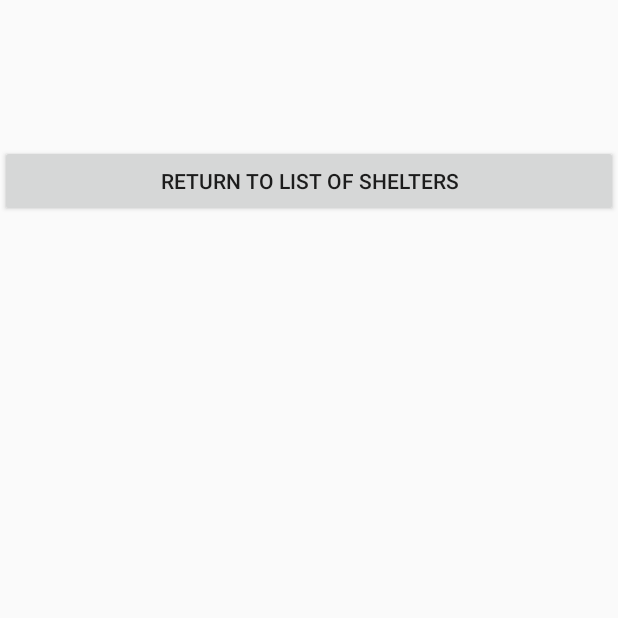
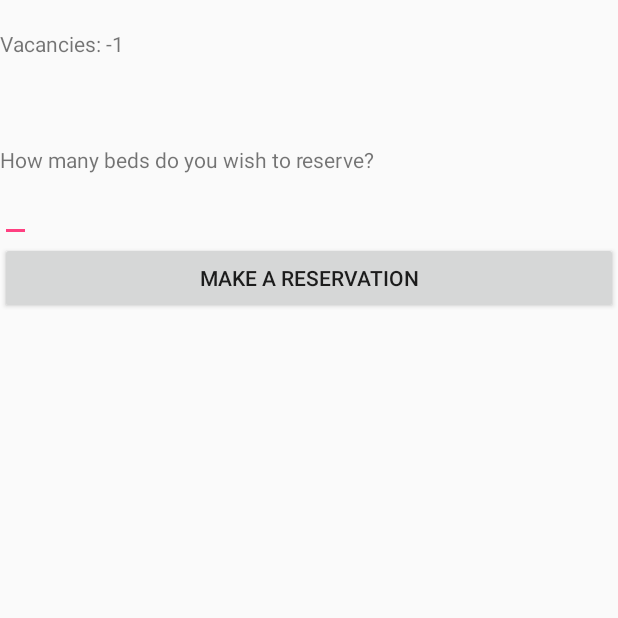
Before and after one commit to suinyun/Perfect-Cube, an Android app: the SingleListItem screen opened directly, with no data from a screen before it, on a phone screen of 412 x 824 dp, the top half of it. Run offline under Robolectric (Android 15) with nearby library versions, the phone set to English and light mode, and no system bars.

Commit message:
updated m8 (not complete yet)

```diff
--- a/app/src/main/AndroidManifest.xml
+++ b/app/src/main/AndroidManifest.xml
@@ -22,6 +22,7 @@
         <activity android:name=".controller.SingleListItem"
             android:label="Single Item Selected"></activity>
         <activity android:name=".controller.SearchActivity" />
+        <activity android:name=".controller.ReservationActivity" />
     </application>
 
 </manifest>
--- a/app/src/main/java/edu/team27/perfectcube/controller/ListActivity.java
+++ b/app/src/main/java/edu/team27/perfectcube/controller/ListActivity.java
@@ -112,7 +112,7 @@ public class ListActivity extends Activity {
 
                 // sending data to new activity
                 i.putExtra("Name", "\n" + selected.getShelterName() + "\n");
-                i.putExtra("Capacity", "Vacancies: " + selected.getCapacity());
+                i.putExtra("Capacity", Integer.parseInt(selected.getCapacity()));
                 i.putExtra("Demographic Restrictions", "Accepting: " + selected.getGender());
                 i.putExtra("Address", selected.getAddress());
                 i.putExtra("Phone Number", selected.getPhoneNumber() + "\n\n");
--- a/app/src/main/java/edu/team27/perfectcube/controller/SingleListItem.java
+++ b/app/src/main/java/edu/team27/perfectcube/controller/SingleListItem.java
@@ -7,7 +7,9 @@ import android.support.design.widget.FloatingActionButton;
 import android.support.design.widget.Snackbar;
 import android.view.View;
 import android.widget.Button;
+import android.widget.EditText;
 import android.widget.TextView;
+import android.widget.Toast;
 
 import edu.team27.perfectcube.R;
 
@@ -17,7 +19,9 @@ import edu.team27.perfectcube.R;
 
 public class SingleListItem extends Activity {
 
-    Button gobackButton;
+    //Button gobackButton;
+    Button reservationbutton;
+    EditText bedCount;
 
     @Override
     public void onCreate(Bundle savedInstanceState) {
@@ -29,34 +33,77 @@ public class SingleListItem extends Activity {
         TextView txtc = (TextView) findViewById(R.id.capacity);
         TextView txta = (TextView) findViewById(R.id.address);
         TextView txtpn = (TextView) findViewById(R.id.phone_number);
+        reservationbutton = findViewById(R.id.reservationbutton);
+        final EditText bedCount = findViewById(R.id.bedCount);
 
         Intent i = getIntent();
 
         // getting attached intent data
         String name = i.getStringExtra("Name");
-        String capacity = i.getStringExtra("Capacity");
+        final int capacity = i.getIntExtra("Capacity", -1);
         String gender = i.getStringExtra("Demographic Restrictions");
         String address = i.getStringExtra("Address");
         String phone = i.getStringExtra("Phone Number");
 
         // displaying selected product name
         txtsn.setText(name);
-        txtc.setText(capacity);
+        txtc.setText("Vacancies: " + String.valueOf(capacity));
         txtg.setText(gender);
         txta.setText(address);
         txtpn.setText(phone);
 
-        gobackButton = findViewById(R.id.gobackButton);
+        //gobackButton = findViewById(R.id.gobackButton);
 
-        gobackButton.setOnClickListener(new View.OnClickListener() {
+        //gobackButton.setOnClickListener(new View.OnClickListener() {
+            //@Override
+            //public void onClick(View view) {
+                //Intent intent = new Intent(getApplicationContext(), ListActivity.class);
+                //startActivity(intent);
+
+            //}
+        //});
+
+        reservationbutton.setOnClickListener(new View.OnClickListener() {
             @Override
             public void onClick(View view) {
-                Intent intent = new Intent(getApplicationContext(), ListActivity.class);
-                startActivity(intent);
+                int bedCountNum;
+                try {
+                    bedCountNum = Integer.parseInt(bedCount.getText().toString());
+                } catch (Exception e) {
+                    bedCount.setError("not an int");
+                    Toast.makeText(getBaseContext(), "not an int", Toast.LENGTH_SHORT).show();
+                    return;
+                }
+
+                if (bedCountNum < 0) {
+                    bedCount.setError("less than 0");
+                    Toast.makeText(getBaseContext(), "less than 0", Toast.LENGTH_SHORT).show();
+                    return;
+                } else if (bedCountNum > capacity) {
+                    bedCount.setError("greater than capacity");
+                    Toast.makeText(getBaseContext(), "greater than capacity", Toast.LENGTH_SHORT).show();
+                    return;
+                } else {
+                    //3 things: make sure that user cant reserve the same shelter twice
+                    // you want to decrease the amount of beds
+                    // change the textview of the updated capacity
+                }
+
 
             }
         });
 
 
+//        reservationbutton = findViewById(R.id.reservationbutton);
+//
+//        reservationbutton.setOnClickListener(new View.OnClickListener() {
+//        @Override
+//        public void onClick(View view) {
+//        Intent intent = new Intent(getApplicationContext(), ReservationActivity.class);
+//        startActivity(intent);
+//
+//        }
+//        });
+
     }
 }
--- a/app/src/main/res/layout/single_list_item_view.xml
+++ b/app/src/main/res/layout/single_list_item_view.xml
@@ -1,6 +1,7 @@
 <?xml version="1.0" encoding="utf-8"?>
-<LinearLayout
-    xmlns:android="http://schemas.android.com/apk/res/android"
+<LinearLayout xmlns:android="http://schemas.android.com/apk/res/android"
+    xmlns:tools="http://schemas.android.com/tools"
+    xmlns:app="http://schemas.android.com/apk/res-auto"
     android:orientation="vertical"
     android:layout_width="match_parent"
     android:layout_height="match_parent">
@@ -25,11 +26,24 @@
         android:layout_width="match_parent"
         android:layout_height="wrap_content"/>
 
-    <Button
-        android:id="@+id/gobackButton"
+    <TextView
+        android:id="@+id/bedCountText"
         android:layout_width="match_parent"
         android:layout_height="wrap_content"
-        android:text="Return to List of Shelters" />
+        android:text="How many beds do you wish to reserve?" />
+
+    <EditText
+        android:id="@+id/bedCount"
+        android:layout_width="wrap_content"
+        android:layout_height="wrap_content"
+        android:layout_below="@+id/bedCountText" />
+
+    <Button
+        android:id="@+id/reservationbutton"
+        android:layout_width="match_parent"
+        android:layout_height="wrap_content"
+        android:layout_below="@+id/bedCount"
+        android:text="Make a Reservation" />
 
 
 </LinearLayout>
```
Also changed, not shown: app/src/main/java/edu/team27/perfectcube/controller/ReservationActivity.java (added, +12 -0 lines), app/src/main/res/layout/activity_reservation.xml (added, +10 -0 lines).
